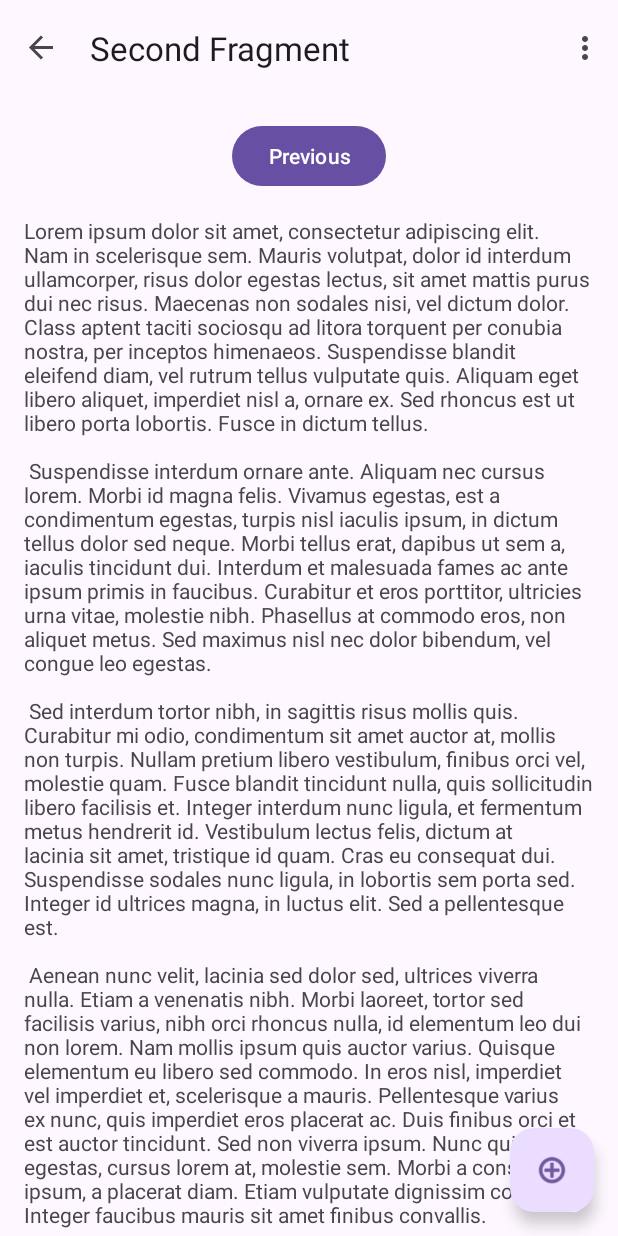
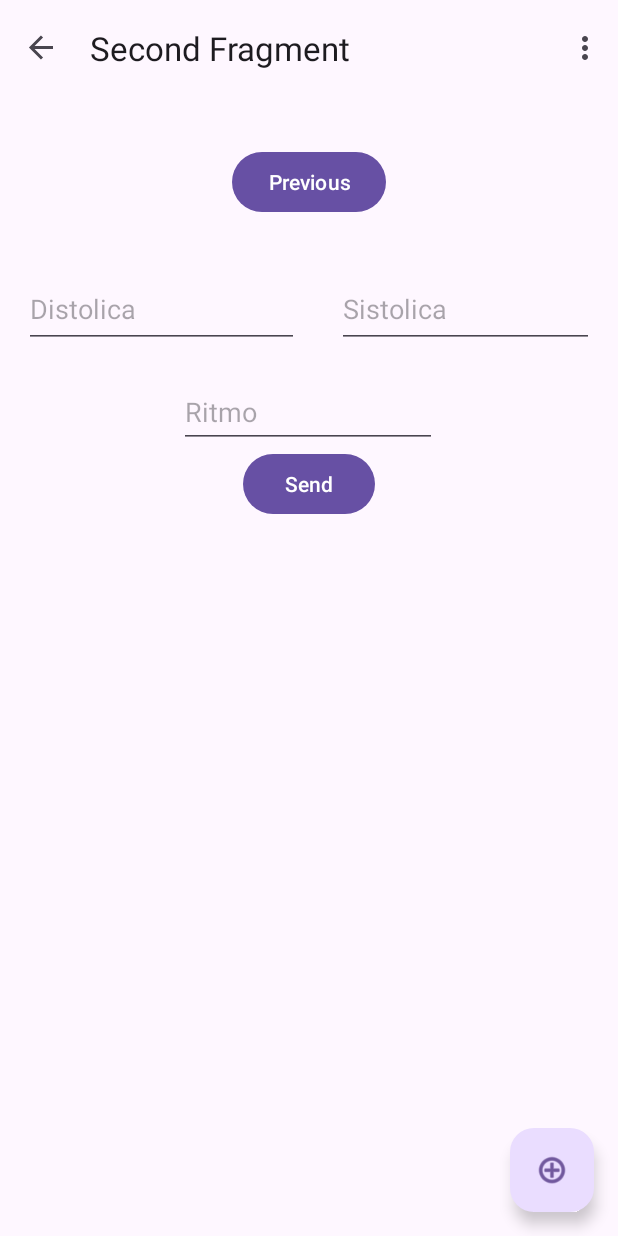
Before and after one commit to JVar00/Laboratorios_moviles, an Android app: the SecondFragment screen opened through its navigation route, on a phone screen of 412 x 824 dp. Run offline under Robolectric (Android 15) with nearby library versions, the phone set to English and light mode, and no system bars; our stand-ins replace navigation-ui; network calls fail; 1 statement that could not run was skipped.

Commit message:
Second Fragment Added

```diff
--- a/ControlArterial/app/src/main/java/cr/ac/una/controlarterial/SecondFragment.kt
+++ b/ControlArterial/app/src/main/java/cr/ac/una/controlarterial/SecondFragment.kt
@@ -5,8 +5,15 @@ import androidx.fragment.app.Fragment
 import android.view.LayoutInflater
 import android.view.View
 import android.view.ViewGroup
+import android.widget.Button
+import android.widget.EditText
+import androidx.lifecycle.ViewModelProvider
 import androidx.navigation.fragment.findNavController
 import cr.ac.una.controlarterial.databinding.FragmentSecondBinding
+import cr.ac.una.controlarterial.viewModel.TomaArterialViewModel
+import kotlinx.coroutines.Dispatchers
+import kotlinx.coroutines.GlobalScope
+import kotlinx.coroutines.launch
 
 /**
  * A simple [Fragment] subclass as the second destination in the navigation.
@@ -32,6 +39,20 @@ class SecondFragment : Fragment() {
     override fun onViewCreated(view: View, savedInstanceState: Bundle?) {
         super.onViewCreated(view, savedInstanceState)
 
+        val viewModel = ViewModelProvider(this).get(TomaArterialViewModel::class.java)
+        val textDistolica = view.findViewById<EditText>(R.id.DistolicaText)
+        val textSistolica = view.findViewById<EditText>(R.id.SistolicaText)
+        val textRitmo = view.findViewById<EditText>(R.id.RitmoText)
+        val buttonSend = view.findViewById<Button>(R.id.button)
+
+        buttonSend.setOnClickListener{
+            GlobalScope.launch(Dispatchers.IO) {
+                viewModel.addItem(textDistolica.text, textSistolica.text, textRitmo.text)!!
+            }
+        }
+
+
+
         binding.buttonSecond.setOnClickListener {
             findNavController().navigate(R.id.action_SecondFragment_to_FirstFragment)
         }
--- a/ControlArterial/app/src/main/java/cr/ac/una/controlarterial/viewModel/TomaArterialViewModel.kt
+++ b/ControlArterial/app/src/main/java/cr/ac/una/controlarterial/viewModel/TomaArterialViewModel.kt
@@ -22,6 +22,14 @@ class TomaArterialViewModel: ViewModel() {
         _tomasArteriales.postValue(list.items)
     }
 
+    suspend fun addItem(distolica : Int, sistolica : Int, ritmo : Int){
+        init()
+        var item = TomaArterial(_uuid = null, distolica = distolica, sistolica = sistolica, ritmo = ritmo)
+        var items = ArrayList<TomaArterial>()
+        items.add(item)
+        apiService.createItem(items)
+    }
+
     fun init() {
         val client = OkHttpClient.Builder()
             .addInterceptor(AuthInterceptor("WuwB3r4rJZ57hFwOmBTTip5tYaXvlMfQmST0bR5Edo54z5IJ3w"))
--- a/ControlArterial/app/src/main/res/layout/fragment_second.xml
+++ b/ControlArterial/app/src/main/res/layout/fragment_second.xml
@@ -11,25 +11,74 @@
         android:layout_height="match_parent"
         android:padding="16dp">
 
+        <EditText
+            android:id="@+id/RitmoText"
+            android:layout_width="172dp"
+            android:layout_height="48dp"
+            android:ems="10"
+            android:hint="Ritmo"
+            android:inputType="textPersonName"
+            app:layout_constraintEnd_toEndOf="parent"
+            app:layout_constraintHorizontal_bias="0.497"
+            app:layout_constraintStart_toStartOf="parent"
+            app:layout_constraintTop_toTopOf="@+id/guideline2" />
+
         <Button
             android:id="@+id/button_second"
             android:layout_width="wrap_content"
             android:layout_height="wrap_content"
             android:text="@string/previous"
-            app:layout_constraintBottom_toTopOf="@id/textview_second"
+            app:layout_constraintBottom_toTopOf="@+id/guideline"
             app:layout_constraintEnd_toEndOf="parent"
             app:layout_constraintStart_toStartOf="parent"
             app:layout_constraintTop_toTopOf="parent" />
 
-        <TextView
-            android:id="@+id/textview_second"
+        <Button
+            android:id="@+id/button"
             android:layout_width="wrap_content"
             android:layout_height="wrap_content"
-            android:layout_marginTop="16dp"
-            android:text="@string/lorem_ipsum"
+            android:text="Send"
             app:layout_constraintBottom_toBottomOf="parent"
             app:layout_constraintEnd_toEndOf="parent"
             app:layout_constraintStart_toStartOf="parent"
-            app:layout_constraintTop_toBottomOf="@id/button_second" />
+            app:layout_constraintTop_toBottomOf="@+id/RitmoText"
+            app:layout_constraintVertical_bias="1.0" />
+
+        <androidx.constraintlayout.widget.Guideline
+            android:id="@+id/guideline"
+            android:layout_width="wrap_content"
+            android:layout_height="wrap_content"
+            android:orientation="horizontal"
+            app:layout_constraintGuide_begin="82dp" />
+
+        <EditText
+            android:id="@+id/DistolicaText"
+            android:layout_width="183dp"
+            android:layout_height="51dp"
+            android:ems="10"
+            android:hint="Distolica"
+            android:inputType="textPersonName"
+            app:layout_constraintBottom_toTopOf="@+id/guideline2"
+            app:layout_constraintStart_toStartOf="parent"
+            app:layout_constraintTop_toTopOf="@+id/guideline" />
+
+        <EditText
+            android:id="@+id/SistolicaText"
+            android:layout_width="171dp"
+            android:layout_height="51dp"
+            android:ems="10"
+            android:hint="Sistolica"
+            android:inputType="textPersonName"
+            app:layout_constraintBottom_toTopOf="@+id/guideline2"
+            app:layout_constraintEnd_toEndOf="parent"
+            app:layout_constraintTop_toTopOf="@+id/guideline" />
+
+        <androidx.constraintlayout.widget.Guideline
+            android:id="@+id/guideline2"
+            android:layout_width="wrap_content"
+            android:layout_height="wrap_content"
+            android:orientation="horizontal"
+            app:layout_constraintGuide_begin="171dp" />
+
     </androidx.constraintlayout.widget.ConstraintLayout>
 </androidx.core.widget.NestedScrollView>
```
